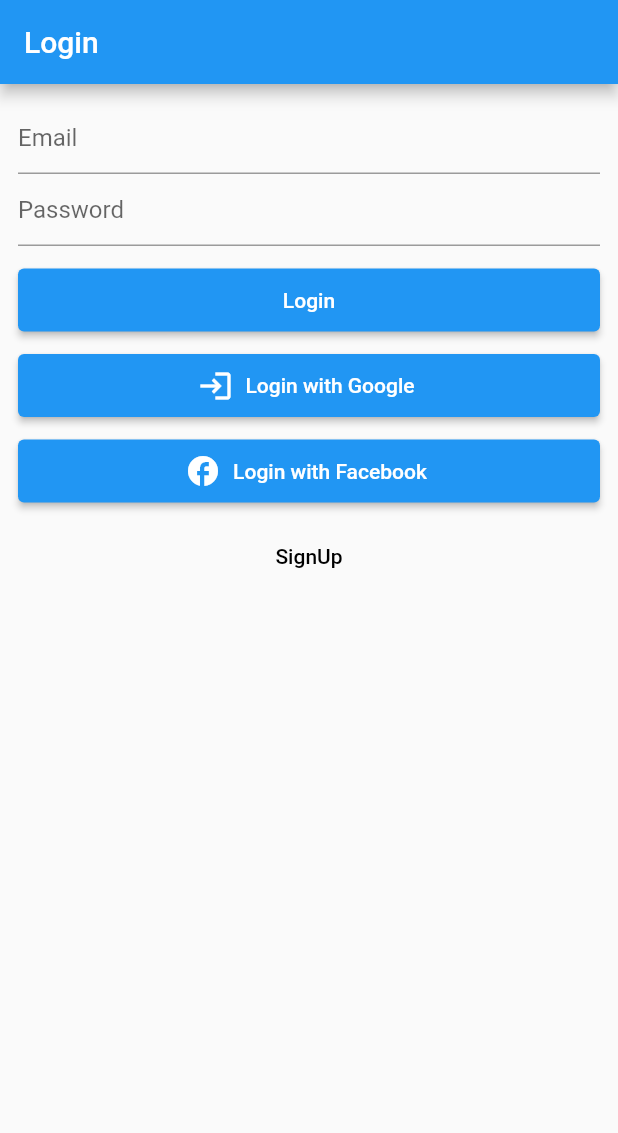
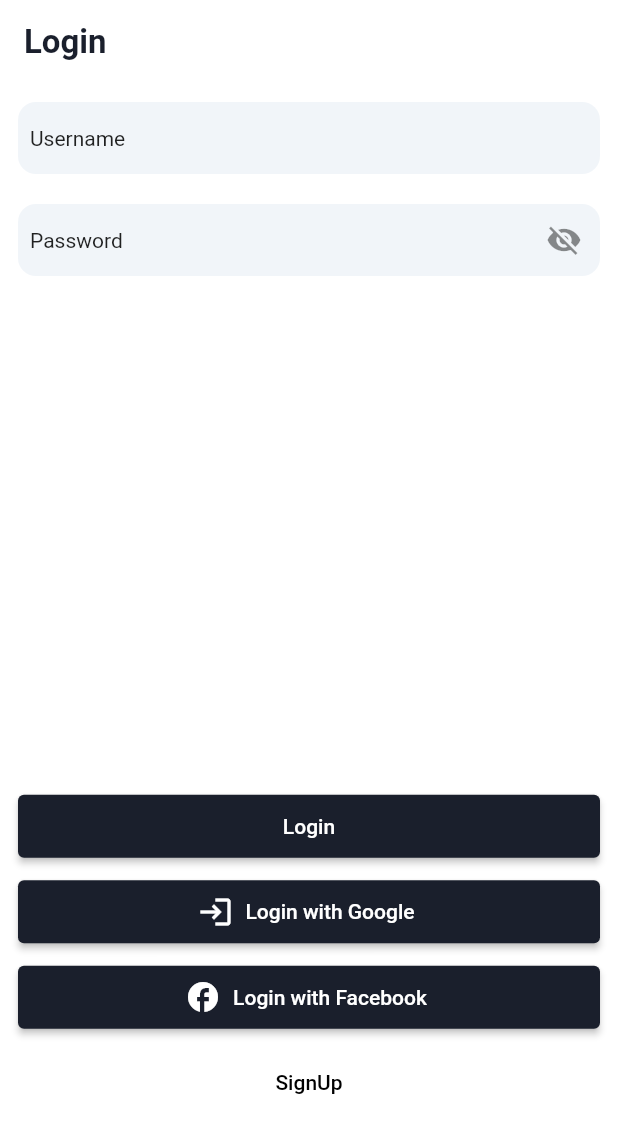
Before and after one commit to TalebRafiepour/mobx-tutorial, a Flutter app: the screen it shows after launch, after a tap on "Login with Facebook", on a phone screen of 412 x 824 dp. Shown: the top 1133 px of the screen. Run offline on Flutter 3.47's test engine with Material 2 defaults, Android fonts, the phone set to English and light mode, and no system bars; our stand-ins replace dio, flutter_mobx, flutter_secure_storage, freezed_annotation, get_it, google_sign_in and 4 more; missing offline and left inert: flutter_facebook_auth; generated files the repository leaves out were written again; network calls fail.

Commit message:
add multi-theme support, and improve UI

```diff
--- /dev/null
+++ b/lib/core/app_theme/app_theme.dart
@@ -0,0 +1,85 @@
+import 'package:flutter/material.dart';
+
+abstract class AppTheme {
+  static ThemeData getTheme(ThemeMode themeMode) {
+    return themeMode == ThemeMode.system
+        ? lightTheme
+        : themeMode == ThemeMode.dark
+            ? darkTheme
+            : lightTheme;
+  }
+
+  static ThemeData get lightTheme {
+    return ThemeData(
+      brightness: Brightness.light,
+      scaffoldBackgroundColor: Colors.white,
+      iconTheme: const IconThemeData(color: Colors.black45),
+      appBarTheme: const AppBarTheme(
+        color: Colors.white,
+        elevation: 0,
+        titleTextStyle: TextStyle(
+            color: Color(0xff1A1F2C),
+            fontSize: 22,
+            fontWeight: FontWeight.bold),
+      ),
+      elevatedButtonTheme: ElevatedButtonThemeData(
+          style: ButtonStyle(
+        backgroundColor: MaterialStateProperty.all(const Color(0xff1A1F2C)),
+        fixedSize: MaterialStateProperty.all(const Size(double.infinity, 58)),
+      )),
+      inputDecorationTheme: const InputDecorationTheme(
+        filled: true,
+        fillColor: Color(0xFFF1F5F9),
+        enabledBorder: OutlineInputBorder(
+            borderSide: BorderSide.none,
+            borderRadius: BorderRadius.all(Radius.circular(12))),
+        focusedBorder: OutlineInputBorder(
+            borderSide: BorderSide.none,
+            borderRadius: BorderRadius.all(Radius.circular(12))),
+        contentPadding: EdgeInsets.symmetric(horizontal: 12),
+      ),
+    );
+  }
+
+  static ThemeData get darkTheme {
+    return ThemeData(
+      brightness: Brightness.dark,
+      scaffoldBackgroundColor: const Color(0xff000000),
+      iconTheme: const IconThemeData(
+        color: Colors.white,
+      ),
+      appBarTheme: const AppBarTheme(
+        color: Color(0xff000000),
+        elevation: 0,
+        titleTextStyle: TextStyle(
+            color: Colors.white, fontSize: 22, fontWeight: FontWeight.bold),
+      ),
+      elevatedButtonTheme: ElevatedButtonThemeData(
+          style: ButtonStyle(
+        backgroundColor: MaterialStateProperty.all(const Color(0xff5E5CE5)),
+        fixedSize: MaterialStateProperty.all(const Size(double.infinity, 58)),
+      )),
+      inputDecorationTheme: const InputDecorationTheme(
+        filled: true,
+        fillColor: Color(0xFF3A3A3C),
+        enabledBorder: OutlineInputBorder(
+            borderSide: BorderSide.none,
+            borderRadius: BorderRadius.all(Radius.circular(12))),
+        focusedBorder: OutlineInputBorder(
+            borderSide: BorderSide.none,
+            borderRadius: BorderRadius.all(Radius.circular(12))),
+        contentPadding: EdgeInsets.symmetric(horizontal: 12),
+      ),
+    );
+  }
+
+  static Widget textFieldPrefixIcon(Widget prefix) {
+    return Padding(
+      padding: const EdgeInsets.symmetric(horizontal: 8.0),
+      child: prefix,
+    );
+  }
+
+  static BoxConstraints get textFieldPrefixConstraint =>
+      const BoxConstraints(minHeight: 0, minWidth: 0);
+}
--- a/lib/core/consts/m_consts.dart
+++ b/lib/core/consts/m_consts.dart
@@ -2,7 +2,13 @@ import 'package:flutter/material.dart';
 
 abstract class MConstants {
   static const List<Locale> locales = [
-    Locale('en','US'),
-    Locale('fr','IR'),
+    Locale('en', 'US'),
+    Locale('fr', 'IR'),
+  ];
+
+  static const List<ThemeMode> themeModes = [
+    ThemeMode.system,
+    ThemeMode.light,
+    ThemeMode.dark
   ];
 }
--- a/lib/data/providers/storage/preferences/m_preferences.dart
+++ b/lib/data/providers/storage/preferences/m_preferences.dart
@@ -16,4 +16,13 @@ class MPreferences {
     print('selected language code: $languageCode');
     return languageCode;
   }
+
+  Future<void> setThemeMode(String themeMode) async {
+    (await _preferences).setString(_theme, themeMode);
+  }
+
+  Future<String> getThemeMode() async {
+    final themeMode = (await _preferences).getString(_theme) ?? 'system';
+    return themeMode;
+  }
 }
--- a/lib/data/repositories/settings_repository.dart
+++ b/lib/data/repositories/settings_repository.dart
@@ -1,3 +1,4 @@
+import 'package:flutter/material.dart';
 import 'package:todo_mobx/data/providers/storage/preferences/m_preferences.dart';
 
 class SettingsRepository {
@@ -9,6 +10,26 @@ class SettingsRepository {
     return _preferences.setLocale(languageCode);
   }
 
+  Future<void> setThemeMode(ThemeMode themeMode) {
+    final String theme = themeMode == ThemeMode.dark
+        ? 'dark'
+        : themeMode == ThemeMode.light
+            ? 'light'
+            : 'system';
+    return _preferences.setThemeMode(theme);
+  }
+
+  Future<ThemeMode> getThemeMode() async {
+    final theme = await _preferences.getThemeMode();
+    final ThemeMode themeMode = theme == 'dark'
+        ? ThemeMode.dark
+        : theme == 'light'
+            ? ThemeMode.light
+            : ThemeMode.system;
+
+    return themeMode;
+  }
+
   Future<String> getLocale() {
     return _preferences.getLocale();
   }
--- a/lib/main.dart
+++ b/lib/main.dart
@@ -1,6 +1,7 @@
 import 'package:flutter/material.dart';
 import 'package:flutter_localizations/flutter_localizations.dart';
 import 'package:flutter_mobx/flutter_mobx.dart';
+import 'package:todo_mobx/core/app_theme/app_theme.dart';
 import 'package:todo_mobx/core/consts/m_consts.dart';
 import 'package:todo_mobx/generated/l10n.dart';
 import 'package:todo_mobx/locator.dart';
@@ -33,9 +34,7 @@ class _MyAppState extends State<MyApp> {
     return Observer(builder: (context) {
       return MaterialApp(
         title: 'Flutter Demo',
-        theme: ThemeData(
-          primarySwatch: Colors.blue,
-        ),
+        theme: AppTheme.getTheme(_settingsStore.themeMode),
         localizationsDelegates: const [
           S.delegate,
           GlobalMaterialLocalizations.delegate,
--- a/lib/presentation/logic/login/src/login_store.dart
+++ b/lib/presentation/logic/login/src/login_store.dart
@@ -19,6 +19,9 @@ abstract class _LoginStore with Store {
 
   @observable
   String password = '';
+
+  @observable
+  bool obscurePassword = true;
 
   @observable
   LoginState loginState = LoginState.unAuthenticated;
--- a/lib/presentation/screens/home/home_screen.dart
+++ b/lib/presentation/screens/home/home_screen.dart
@@ -51,7 +51,7 @@ class _HomeScreenState extends State<HomeScreen> {
         appBar: AppBar(
           actions: [
             IconButton(
-              icon: const Icon(Icons.supervised_user_circle_rounded),
+              icon: Icon(Icons.supervised_user_circle_rounded,color: Theme.of(context).iconTheme.color,),
               onPressed: () {
                 Navigator.push(context,
                     MaterialPageRoute(builder: (_) => const ProfileScreen()));
@@ -59,7 +59,7 @@ class _HomeScreenState extends State<HomeScreen> {
             )
           ],
           leading: IconButton(
-            icon: const Icon(Icons.settings),
+            icon: Icon(Icons.settings,color: Theme.of(context).iconTheme.color),
             onPressed: () {
               Navigator.push(context,
                   MaterialPageRoute(builder: (_) => const SettingsScreen()));
--- a/lib/presentation/screens/login/login_screen.dart
+++ b/lib/presentation/screens/login/login_screen.dart
@@ -1,5 +1,7 @@
 import 'package:flutter/material.dart';
+import 'package:flutter_mobx/flutter_mobx.dart';
 import 'package:mobx/mobx.dart';
+import 'package:todo_mobx/core/app_theme/app_theme.dart';
 import 'package:todo_mobx/data/repositories/login_repository.dart';
 import 'package:todo_mobx/locator.dart';
 import 'package:todo_mobx/presentation/logic/login/index.dart';
@@ -62,20 +64,42 @@ class _LoginScreenState extends State<LoginScreen> {
               children: [
                 TextField(
                   keyboardType: TextInputType.emailAddress,
-                  decoration: const InputDecoration(hintText: 'Email'),
+                  decoration: InputDecoration(
+                    prefixIcon:
+                        AppTheme.textFieldPrefixIcon(const Text('Username')),
+                    prefixIconConstraints: AppTheme.textFieldPrefixConstraint,
+                  ),
                   onChanged: (value) {
                     _loginStore.email = value;
                   },
                 ),
-                TextField(
-                  obscureText: true,
-                  decoration: const InputDecoration(hintText: 'Password'),
-                  onChanged: (value) {
-                    _loginStore.password = value;
-                  },
+                const SizedBox(
+                  height: 20,
                 ),
-                const SizedBox(
-                  height: 15,
+                Observer(builder: (context) {
+                  return TextField(
+                    obscureText: _loginStore.obscurePassword,
+                    decoration: InputDecoration(
+                      prefixIcon:
+                          AppTheme.textFieldPrefixIcon(const Text('Password')),
+                      prefixIconConstraints: AppTheme.textFieldPrefixConstraint,
+                      suffixIcon: IconButton(
+                        onPressed: () {
+                          _loginStore.obscurePassword =
+                              !_loginStore.obscurePassword;
+                        },
+                        icon: _loginStore.obscurePassword
+                            ? const Icon(Icons.visibility_off)
+                            : const Icon(Icons.visibility),
+                      ),
+                    ),
+                    onChanged: (value) {
+                      _loginStore.password = value;
+                    },
+                  );
+                }),
+                const Spacer(
+                  flex: 10,
                 ),
                 SizedBox(
                   width: double.infinity,
@@ -89,12 +113,11 @@ class _LoginScreenState extends State<LoginScreen> {
                 const SizedBox(
                   height: 15,
                 ),
-
                 SizedBox(
                   width: double.infinity,
                   height: 42,
                   child: ElevatedButton.icon(
-                    icon: const Icon(Icons.login),
+                      icon: const Icon(Icons.login),
                       onPressed: () {
                         _loginStore.loginWithGoogle();
                       },
@@ -107,11 +130,30 @@ class _LoginScreenState extends State<LoginScreen> {
                   width: double.infinity,
                   height: 42,
                   child: ElevatedButton.icon(
-                    icon: const Icon(Icons.facebook_rounded),
+                      style: Theme.of(context)
+                          .elevatedButtonTheme
+                          .style
+                          ?.copyWith(
+                            backgroundColor:
+                                Theme.of(context).brightness == Brightness.dark
+                                    ? MaterialStateProperty.all(Colors.white)
+                                    : null,
+                          ),
+                      icon: Icon(
+                        Icons.facebook_rounded,
+                        color: Theme.of(context).brightness == Brightness.dark
+                            ? Colors.black
+                            : null,
+                      ),
                       onPressed: () {
                         _loginStore.loginWithFacebook();
                       },
-                      label: const Text('Login with Facebook')),
+                      label: Text(
+                        'Login with Facebook',
+                        style: Theme.of(context).brightness == Brightness.dark
+                            ? const TextStyle(color: Colors.black)
+                            : null,
+                      )),
                 ),
                 const SizedBox(
                   height: 15,
@@ -126,13 +168,18 @@ class _LoginScreenState extends State<LoginScreen> {
                           shadowColor:
                               MaterialStateProperty.all(Colors.transparent)),
                       onPressed: () {
-                        Navigator.of(context).push(
-                            MaterialPageRoute(builder: (_) => const SignUpScreen()));
+                        Navigator.of(context).push(MaterialPageRoute(
+                            builder: (_) => const SignUpScreen()));
                       },
-                      child: const Text(
+                      child: Text(
                         'SignUp',
-                        style: TextStyle(color: Colors.black),
+                        style: Theme.of(context).brightness == Brightness.dark
+                            ? const TextStyle(color: Colors.white)
+                            : const TextStyle(color: Colors.black),
                       )),
+                ),
+                const Spacer(
+                  flex: 2,
                 ),
               ],
             ),
--- a/lib/presentation/screens/profile/profile_screen.dart
+++ b/lib/presentation/screens/profile/profile_screen.dart
@@ -38,7 +38,8 @@ class _ProfileScreenState extends State<ProfileScreen> {
                     MaterialPageRoute(builder: (_) => const LoginScreen()),
                     (route) => false);
               },
-              icon: const Icon(Icons.logout)),
+              icon:
+                  Icon(Icons.logout, color: Theme.of(context).iconTheme.color)),
         ],
       ),
       body: Center(
```
Also changed, not shown: lib/presentation/logic/settings/src/settings_store.dart (+17 -0 lines), lib/presentation/screens/settings/settings.dart (+19 -7 lines), lib/presentation/screens/settings/widgets/select_theme_popup.dart (added, +100 -0 lines), lib/presentation/logic/login/src/login_store.g.dart.
